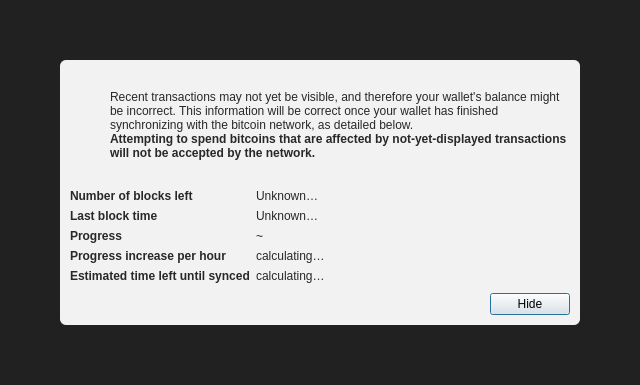
Above: src/qt/forms/modaloverlay.ui from pqch-core/pqch before the change. Below: the same form after it.
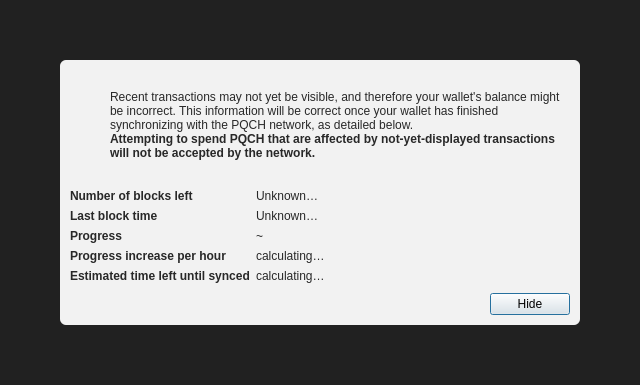
That is the form after the change. Icons and pictures are not drawn.

Commit message: qt: 24 recovery words in the GUI, P2MR receive, PQCH branding

```diff
--- a/src/qt/forms/modaloverlay.ui
+++ b/src/qt/forms/modaloverlay.ui
@@ -130,7 +130,7 @@
              <item>
               <widget class="QLabel" name="infoText">
                <property name="text">
-                <string>Recent transactions may not yet be visible, and therefore your wallet's balance might be incorrect. This information will be correct once your wallet has finished synchronizing with the bitcoin network, as detailed below.</string>
+                <string>Recent transactions may not yet be visible, and therefore your wallet's balance might be incorrect. This information will be correct once your wallet has finished synchronizing with the PQCH network, as detailed below.</string>
                </property>
                <property name="textFormat">
                 <enum>Qt::RichText</enum>
@@ -149,7 +149,7 @@
                 </font>
                </property>
                <property name="text">
-                <string>Attempting to spend bitcoins that are affected by not-yet-displayed transactions will not be accepted by the network.</string>
+                <string>Attempting to spend PQCH that are affected by not-yet-displayed transactions will not be accepted by the network.</string>
                </property>
                <property name="textFormat">
                 <enum>Qt::RichText</enum>
```
The commit also changes 61 other files.
